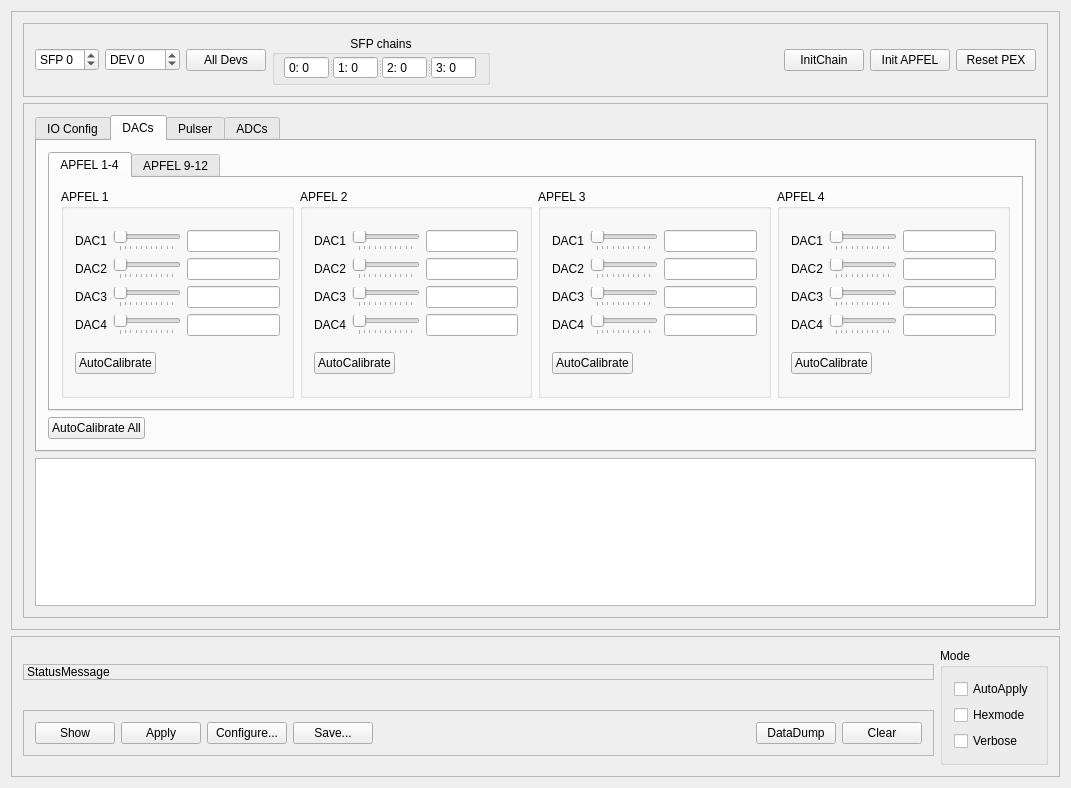
Before: the Qt Designer form mbspex/gui/qt/apfel/ApfelGui.ui in gsi-ee/drivers, drawn with Qt 5.
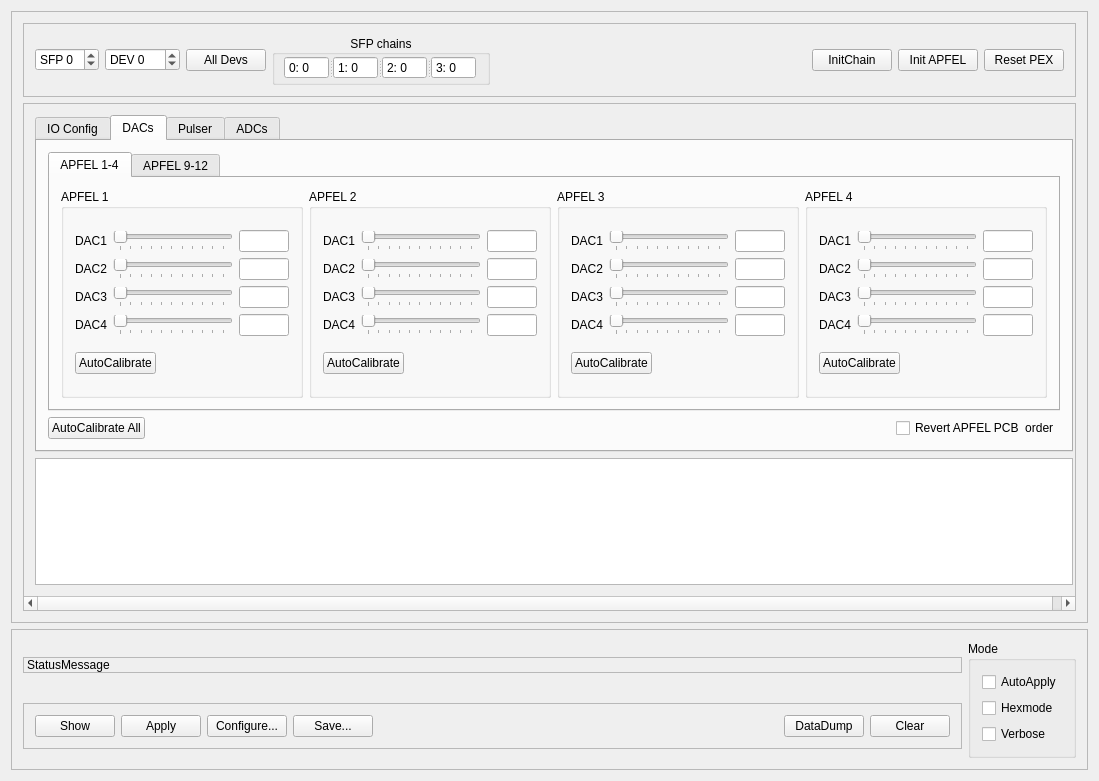
After: the same form once the commit is applied. The open tabs and pages were chosen to show the change.

Commit message: mbspex apfel gui: first version that works mostly. Still missing: test with real 14 bit adc samples

Patch:
```diff
--- a/mbspex/gui/qt/apfel/ApfelGui.ui
+++ b/mbspex/gui/qt/apfel/ApfelGui.ui
@@ -6,8 +6,8 @@
    <rect>
     <x>0</x>
     <y>0</y>
-    <width>1071</width>
-    <height>788</height>
+    <width>1099</width>
+    <height>781</height>
    </rect>
   </property>
   <property name="windowTitle">
@@ -30,8 +30,8 @@
        <rect>
         <x>0</x>
         <y>0</y>
-        <width>1049</width>
-        <height>641</height>
+        <width>1077</width>
+        <height>634</height>
        </rect>
       </property>
       <layout class="QGridLayout" name="gridLayout_28">
@@ -285,8 +285,8 @@
            <rect>
             <x>0</x>
             <y>0</y>
-            <width>1027</width>
-            <height>550</height>
+            <width>1055</width>
+            <height>543</height>
            </rect>
           </property>
           <layout class="QGridLayout" name="gridLayout_29">
@@ -940,7 +940,7 @@
               <attribute name="title">
                <string>DACs</string>
               </attribute>
-              <layout class="QGridLayout" name="gridLayout_15">
+              <layout class="QGridLayout" name="gridLayout_14">
                <item row="0" column="0">
                 <widget class="QTabWidget" name="ApfelDACTabset">
                  <property name="tabPosition">
@@ -953,7 +953,7 @@
                   <attribute name="title">
                    <string>APFEL 1-4</string>
                   </attribute>
-                  <layout class="QGridLayout" name="gridLayout_14">
+                  <layout class="QGridLayout" name="gridLayout_15">
                    <item row="0" column="0">
                     <widget class="QGroupBox" name="ApfelBox1">
                      <property name="title">
@@ -973,6 +973,12 @@
                           </item>
                           <item>
                            <widget class="QSlider" name="Apfel1_DACSlider_1">
+                            <property name="minimumSize">
+                             <size>
+                              <width>120</width>
+                              <height>0</height>
+                             </size>
+                            </property>
                             <property name="toolTip">
                              <string>Channel 1 high</string>
                             </property>
@@ -1001,6 +1007,27 @@
                           </item>
                           <item>
                            <widget class="QLineEdit" name="Apfel1_DAClineEdit_1">
+                            <property name="enabled">
+                             <bool>true</bool>
+                            </property>
+                            <property name="sizePolicy">
+                             <sizepolicy hsizetype="Expanding" vsizetype="Fixed">
+                              <horstretch>0</horstretch>
+                              <verstretch>0</verstretch>
+                             </sizepolicy>
+                            </property>
+                            <property name="minimumSize">
+                             <size>
+                              <width>50</width>
+                              <height>0</height>
+                             </size>
+                            </property>
+                            <property name="maximumSize">
+                             <size>
+                              <width>100</width>
+                              <height>16777215</height>
+                             </size>
+                            </property>
                             <property name="toolTip">
                              <string>Channel 1 high</string>
                             </property>
@@ -1019,6 +1046,12 @@
                           </item>
                           <item>
                            <widget class="QSlider" name="Apfel1_DACSlider_2">
+                            <property name="minimumSize">
+                             <size>
+                              <width>120</width>
+                              <height>0</height>
+                             </size>
+                            </property>
                             <property name="toolTip">
                              <string>Channel 2 high</string>
                             </property>
@@ -1047,6 +1080,12 @@
                           </item>
                           <item>
                            <widget class="QLineEdit" name="Apfel1_DAClineEdit_2">
+                            <property name="minimumSize">
+                             <size>
+                              <width>50</width>
+                              <height>0</height>
+                             </size>
+                            </property>
                             <property name="toolTip">
                              <string>Channel 1 high</string>
                             </property>
@@ -1065,6 +1104,12 @@
                           </item>
                           <item>
                            <widget class="QSlider" name="Apfel1_DACSlider_3">
+                            <property name="minimumSize">
+                             <size>
+                              <width>120</width>
+                              <height>0</height>
+                             </size>
+                            </property>
                             <property name="toolTip">
                              <string>Channel 1+2 low</string>
                             </property>
@@ -1093,6 +1138,12 @@
                           </item>
                           <item>
                            <widget class="QLineEdit" name="Apfel1_DAClineEdit_3">
+                            <property name="minimumSize">
+                             <size>
+                              <width>50</width>
+                              <height>0</height>
+                             </size>
+                            </property>
                             <property name="toolTip">
                              <string>Channel 1+2 low</string>
                             </property>
@@ -1111,6 +1162,12 @@
                           </item>
                           <item>
                            <widget class="QSlider" name="Apfel1_DACSlider_4">
+                            <property name="minimumSize">
+                             <size>
+                              <width>120</width>
+                              <height>0</height>
+                             </size>
+                            </property>
                             <property name="toolTip">
                              <string>Channel 1+2 low</string>
                             </property>
@@ -1139,6 +1196,12 @@
                           </item>
                           <item>
                            <widget class="QLineEdit" name="Apfel1_DAClineEdit_4">
+                            <property name="minimumSize">
+                             <size>
+                              <width>50</width>
+                              <height>0</height>
+                             </size>
+                            </property>
                             <property name="toolTip">
                              <string>Channel 1+2 low</string>
                             </property>
@@ -1195,6 +1258,12 @@
                           </item>
                           <item>
                            <widget class="QSlider" name="Apfel2_DACSlider_1">
+                            <property name="minimumSize">
+                             <size>
+                              <width>120</width>
+                              <height>0</height>
+                             </size>
+                            </property>
                             <property name="toolTip">
                              <string>Channel 1 high</string>
                             </property>
@@ -1223,6 +1292,12 @@
                           </item>
                           <item>
                            <widget class="QLineEdit" name="Apfel2_DAClineEdit_1">
+                            <property name="minimumSize">
+                             <size>
+                              <width>50</width>
+                              <height>0</height>
+                             </size>
+                            </property>
                             <property name="toolTip">
                              <string>Channel 1 high</string>
                             </property>
@@ -1241,6 +1316,12 @@
                           </item>
                           <item>
                            <widget class="QSlider" name="Apfel2_DACSlider_2">
+                            <property name="minimumSize">
+                             <size>
+                              <width>120</width>
+                              <height>0</height>
+                             </size>
+                            </property>
                             <property name="toolTip">
                              <string>Channel 2 high</string>
                             </property>
@@ -1269,6 +1350,12 @@
                           </item>
                           <item>
                            <widget class="QLineEdit" name="Apfel2_DAClineEdit_2">
+                            <property name="minimumSize">
+                             <size>
+                              <width>50</width>
+                              <height>0</height>
+                             </size>
+                            </property>
                             <property name="toolTip">
                              <string>Channel 1 high</string>
                             </property>
@@ -1287,6 +1374,12 @@
                           </item>
                           <item>
                            <widget class="QSlider" name="Apfel2_DACSlider_3">
+                            <property name="minimumSize">
+                             <size>
+                              <width>120</width>
+                              <height>0</height>
+                             </size>
+                            </property>
                             <property name="toolTip">
                              <string>Channel 1+2 low</string>
                             </property>
@@ -1315,6 +1408,12 @@
                           </item>
                           <item>
                            <widget class="QLineEdit" name="Apfel2_DAClineEdit_3">
+                            <property name="minimumSize">
+                             <size>
+                              <width>50</width>
+                              <height>0</height>
+                             </size>
+                            </property>
                             <property name="toolTip">
                              <string>Channel 1+2 low</string>
                             </property>
@@ -1333,6 +1432,12 @@
                           </item>
                           <item>
                            <widget class="QSlider" name="Apfel2_DACSlider_4">
+                            <property name="minimumSize">
+                             <size>
+                              <width>120</width>
+                              <height>0</height>
+                             </size>
+                            </property>
                             <property name="toolTip">
                              <string>Channel 1+2 low</string>
                             </property>
@@ -1361,6 +1466,12 @@
                           </item>
                           <item>
                            <widget class="QLineEdit" name="Apfel2_DAClineEdit_4">
+                            <property name="minimumSize">
+                             <size>
+                              <width>50</width>
+                              <height>0</height>
+                             </size>
+                            </property>
                             <property name="toolTip">
                              <string>Channel 1+2 low</string>
                             </property>
@@ -1417,6 +1528,12 @@
                           </item>
                           <item>
                            <widget class="QSlider" name="Apfel3_DACSlider_1">
+                            <property name="minimumSize">
+                             <size>
+                              <width>120</width>
+                              <height>0</height>
+                             </size>
+                            </property>
                             <property name="toolTip">
                              <string>Channel 1 high</string>
                             </property>
@@ -1445,6 +1562,12 @@
                           </item>
                           <item>
                            <widget class="QLineEdit" name="Apfel3_DAClineEdit_1">
+                            <property name="minimumSize">
+                             <size>
+                              <width>50</width>
+                              <height>0</height>
+                             </size>
+                            </property>
                             <property name="toolTip">
                              <string>Channel 1 high</string>
                             </property>
@@ -1463,6 +1586,12 @@
                           </item>
                           <item>
                            <widget class="QSlider" name="Apfel3_DACSlider_2">
+                            <property name="minimumSize">
+                             <size>
+                              <width>120</width>
+                              <height>0</height>
+                             </size>
+                            </property>
                             <property name="toolTip">
                              <string>Channel 2 high</string>
                             </property>
@@ -1491,6 +1620,12 @@
                           </item>
                           <item>
                            <widget class="QLineEdit" name="Apfel3_DAClineEdit_2">
+                            <property name="minimumSize">
+                             <size>
+                              <width>50</width>
+                              <height>0</height>
+                             </size>
+                            </property>
                             <property name="toolTip">
                              <string>Channel 1 high</string>
                             </property>
@@ -1509,6 +1644,12 @@
                           </item>
                           <item>
                            <widget class="QSlider" name="Apfel3_DACSlider_3">
+                            <property name="minimumSize">
+                             <size>
+                              <width>120</width>
+                              <height>0</height>
+                             </size>
+                            </property>
                             <property name="toolTip">
                              <string>Channel 1+2 low</string>
                             </property>
@@ -1537,6 +1678,12 @@
                           </item>
                           <item>
                            <widget class="QLineEdit" name="Apfel3_DAClineEdit_3">
+                            <property name="minimumSize">
+                             <size>
+                              <width>50</width>
+                              <height>0</height>
+                             </size>
+                            </property>
                             <property name="toolTip">
                              <string>Channel 1+2 low</string>
                             </property>
@@ -1555,6 +1702,12 @@
                           </item>
                           <item>
                            <widget class="QSlider" name="Apfel3_DACSlider_4">
+                            <property name="minimumSize">
+                             <size>
+                              <width>120</width>
+                              <height>0</height>
+                             </size>
+                            </property>
                             <property name="toolTip">
                              <string>Channel 1+2 low</string>
                             </property>
@@ -1583,6 +1736,12 @@
                           </item>
                           <item>
                            <widget class="QLineEdit" name="Apfel3_DAClineEdit_4">
+                            <property name="minimumSize">
+                             <size>
+                              <width>50</width>
+                              <height>0</height>
+                             </size>
+                            </property>
                             <property name="toolTip">
                              <string>Channel 1+2 low</string>
                             </property>
@@ -1639,6 +1798,12 @@
                           </item>
                           <item>
                            <widget class="QSlider" name="Apfel4_DACSlider_1">
+                            <property name="minimumSize">
+                             <size>
+                              <width>120</width>
+                              <height>0</height>
+                             </size>
+                            </property>
                             <property name="toolTip">
                              <string>Channel 1 high</string>
                             </property>
@@ -1667,6 +1832,12 @@
                           </item>
                           <item>
                            <widget class="QLineEdit" name="Apfel4_DAClineEdit_1">
+                            <property name="minimumSize">
+                             <size>
+                              <width>50</width>
+                              <height>0</height>
+                             </size>
+                            </property>
                             <property name="toolTip">
                              <string>Channel 1 high</string>
                             </property>
@@ -1685,6 +1856,12 @@
                           </item>
                           <item>
                            <widget class="QSlider" name="Apfel4_DACSlider_2">
+                            <property name="minimumSize">
+                             <size>
+                              <width>120</width>
+                              <height>0</height>
+                             </size>
+                            </property>
                             <property name="toolTip">
                              <string>Channel 2 high</string>
                             </property>
@@ -1713,6 +1890,12 @@
                           </item>
                           <item>
                            <widget class="QLineEdit" name="Apfel4_DAClineEdit_2">
+                            <property name="minimumSize">
+                             <size>
+                              <width>50</width>
+                              <height>0</height>
+                             </size>
+                            </property>
                             <property name="toolTip">
                              <string>Channel 1 high</string>
                             </property>
@@ -1731,6 +1914,12 @@
                           </item>
                           <item>
                            <widget class="QSlider" name="Apfel4_DACSlider_3">
+                            <property name="minimumSize">
+                             <size>
+                              <width>120</width>
+                              <height>0</height>
+                             </size>
+                            </property>
                             <property name="toolTip">
                              <string>Channel 1+2 low</string>
                             </property>
@@ -1759,6 +1948,12 @@
                           </item>
                           <item>
                            <widget class="QLineEdit" name="Apfel4_DAClineEdit_3">
+                            <property name="minimumSize">
+                             <size>
+                              <width>50</width>
+                              <height>0</height>
+                             </size>
+                            </property>
                             <property name="toolTip">
                              <string>Channel 1+2 low</string>
                             </property>
@@ -1777,6 +1972,12 @@
                           </item>
                           <item>
                            <widget class="QSlider" name="Apfel4_DACSlider_4">
+                            <property name="minimumSize">
+                             <size>
+                              <width>120</width>
+                              <height>0</height>
+                             </size>
+                            </property>
                             <property name="toolTip">
                              <string>Channel 1+2 low</string>
                             </property>
@@ -1805,6 +2006,12 @@
                           </item>
                           <item>
                            <widget class="QLineEdit" name="Apfel4_DAClineEdit_4">
+                            <property name="minimumSize">
+                             <size>
+                              <width>50</width>
+                              <height>0</height>
+                             </size>
+                            </property>
                             <property name="toolTip">
                              <string>Channel 1+2 low</string>
                             </property>
@@ -2766,6 +2973,16 @@
                    </property>
                   </spacer>
                  </item>
+                 <item>
+                  <widget class="QCheckBox" name="InverseMappingCheckBox">
+                   <property name="toolTip">
+                    <string>&lt;html&gt;&lt;head/&gt;&lt;body&gt;&lt;p&gt;Check this button &lt;/p&gt;&lt;p&gt;if APFEL addon cards are mounted in reverse order on board&lt;/p&gt;&lt;p&gt;(APFEL9-12 first, APFEL 1-4 second) &lt;/p&gt;&lt;/body&gt;&lt;/html&gt;</string>
+                   </property>
+                   <property name="text">
+                    <string>Revert APFEL PCB  order</string>
+                   </property>
+                  </widget>
+                 </item>
                 </layout>
                </item>
               </layout>
@@ -4517,7 +4734,7 @@
        <rect>
         <x>0</x>
         <y>0</y>
-        <width>1049</width>
+        <width>1077</width>
         <height>115</height>
        </rect>
       </property>
```
Left out of the diff: 216 changed lines with no effect on the pictures. The commit also changes 2 other files.
